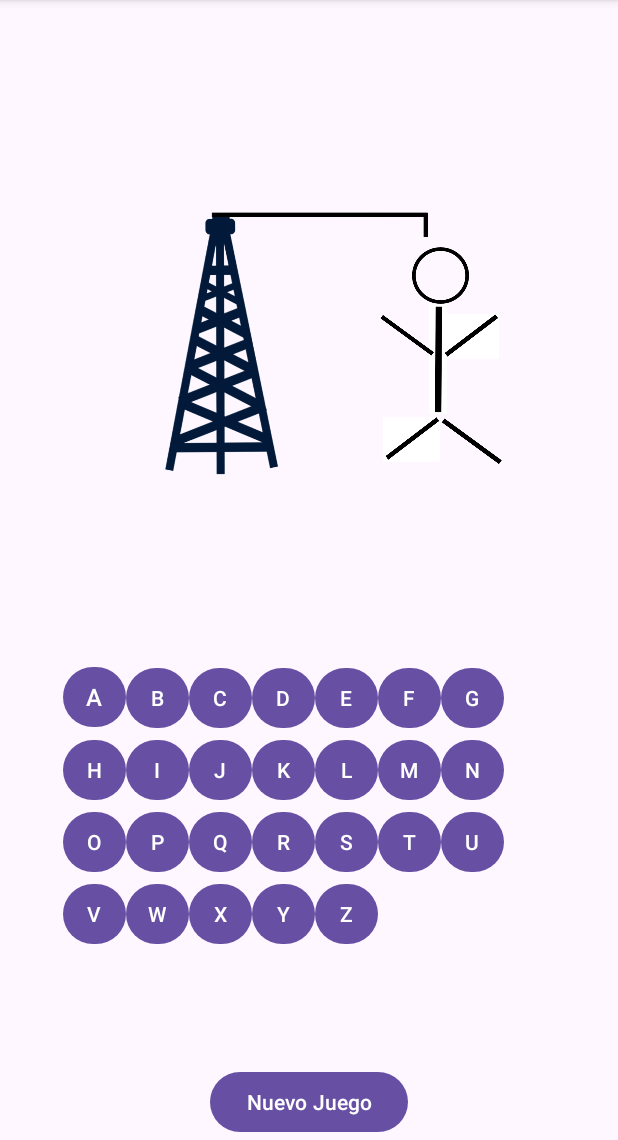
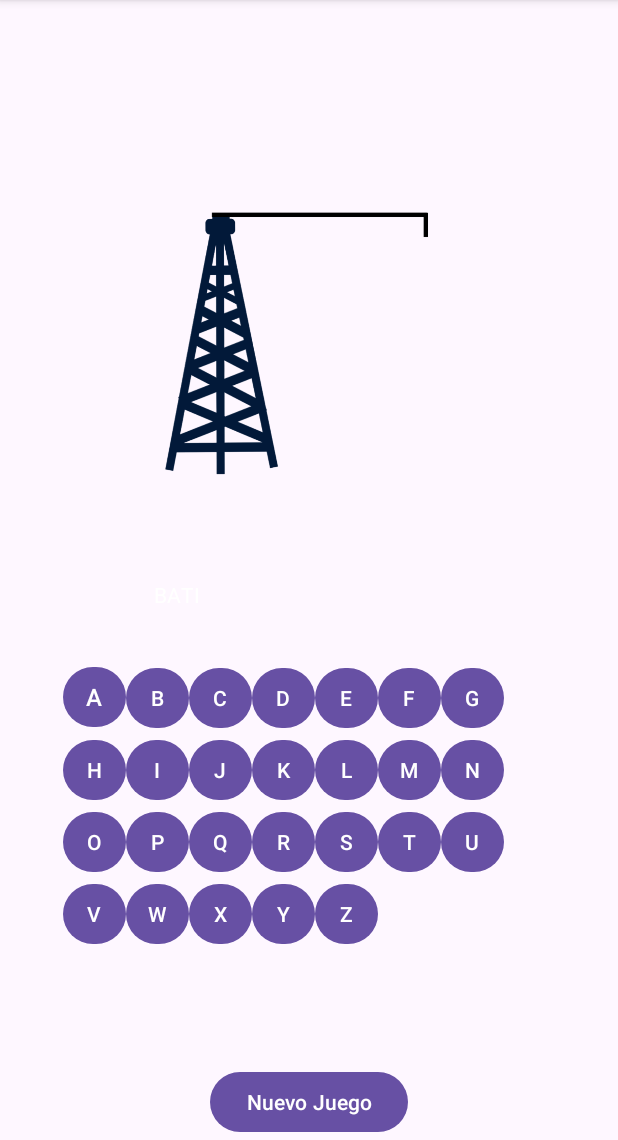
Before and after one commit to lucho2000/Lab1_20171198, an Android app: the MainActivity2 screen opened directly, with no data from a screen before it, on a phone screen of 412 x 824 dp, the part 96-1236 px from its top. Run offline under Robolectric (Android 15) with nearby library versions, the phone set to English and light mode, and no system bars.

Commit message:
juego finalizado con estadisticas a medias

```diff
--- a/app/src/main/java/com/example/lab1_20171198/MainActivity.java
+++ b/app/src/main/java/com/example/lab1_20171198/MainActivity.java
@@ -44,6 +44,8 @@ public class MainActivity extends AppCompatActivity {
     public void inicioJuego(View view){
 
         Intent intent = new Intent(MainActivity.this , MainActivity2.class);
+
+        intent.putExtra("tiempo inicial", System.currentTimeMillis()/1000);
         startActivity(intent);
 
 
--- a/app/src/main/java/com/example/lab1_20171198/MainActivity2.java
+++ b/app/src/main/java/com/example/lab1_20171198/MainActivity2.java
@@ -1,5 +1,7 @@
 package com.example.lab1_20171198;
 
+import androidx.activity.result.ActivityResultLauncher;
+import androidx.activity.result.contract.ActivityResultContracts;
 import androidx.annotation.NonNull;
 import androidx.appcompat.app.AlertDialog;
 import androidx.appcompat.app.AppCompatActivity;
@@ -8,6 +10,7 @@ import android.content.DialogInterface;
 import android.content.Intent;
 import android.graphics.Color;
 import android.os.Bundle;
+import android.os.Handler;
 import android.util.Log;
 import android.view.ContextMenu;
 import android.view.Gravity;
@@ -15,12 +18,16 @@ import android.view.Menu;
 import android.view.MenuItem;
 import android.view.View;
 import android.view.ViewGroup;
+import android.widget.Button;
 import android.widget.GridLayout;
 import android.widget.GridView;
 import android.widget.ImageView;
 import android.widget.LinearLayout;
 import android.widget.TextView;
+import android.widget.Toast;
 
+import java.util.ArrayList;
+import java.util.Arrays;
 import java.util.Random;
 
 public class MainActivity2 extends AppCompatActivity {
@@ -46,17 +53,28 @@ public class MainActivity2 extends AppCompatActivity {
     private int numPartes = 6;
     private int indiceParteActual;
 
+    private Handler handler;
+    private Runnable runnable;
+    private int segundosTranscurridos;
+
+    private Long tiempo_inicio;
+
+    private ArrayList<String> arrayEstadisticas;
+
     @Override
     protected void onCreate(Bundle savedInstanceState) {
         super.onCreate(savedInstanceState);
         setContentView(R.layout.activity_main2);
 
+        tiempo_inicio = getIntent().getLongExtra("tiempo inicial", 0 ); //recibo el tiempo del principal
+
         //obteniendo el arreglo de palabras del directorio values y almacenarlo en el arreglo creado
         palabras=getResources().getStringArray(R.array.words);
+        Log.d("palabras para adivinar", Arrays.toString(palabras));
         palabraLay = findViewById(R.id.contenedorLineas);
         gridLayout = findViewById(R.id.gridLayout); //para las letras
         random = new Random();
-
+        arrayEstadisticas = new ArrayList<>();
 
 
         partesImagenes = new ImageView[6];
@@ -73,6 +91,15 @@ public class MainActivity2 extends AppCompatActivity {
 
         logicaJuego();
 
+        Button button = findViewById(R.id.button28);
+        button.setOnClickListener(view -> {
+            //Intent intent = new Intent(MainActivity2.this, MainActivity.class);
+            //startActivity(intent);
+            //para regresar al MainActivity ya creado
+            finish();
+        });
+
+
 
 
     }
@@ -85,13 +112,14 @@ public class MainActivity2 extends AppCompatActivity {
 
         caracteresViews = new TextView[palabraActual.length()];
 
+        palabraLay.removeAllViews();
         for (int i = 0; i < palabraActual.length() ; i++) {
             caracteresViews[i] = new TextView(this); //creando el primer textView para la prim. letra
-            caracteresViews[i].setText(palabraActual.charAt(i));  //obteniendo la primera letra de la palabra
+            caracteresViews[i].setText(""+palabraActual.charAt(i));  //obteniendo la primera letra de la palabra
             caracteresViews[i].setLayoutParams( new ViewGroup.LayoutParams( ViewGroup.LayoutParams.WRAP_CONTENT, ViewGroup.LayoutParams.WRAP_CONTENT  )  );
             caracteresViews[i].setGravity(Gravity.CENTER);
             caracteresViews[i].setTextColor(Color.WHITE);
-            caracteresViews[i].setBackgroundResource(R.color.black);
+            //caracteresViews[i].setBackgroundResource(R.color.black);
             palabraLay.addView(caracteresViews[i]);
 
         }
@@ -101,6 +129,9 @@ public class MainActivity2 extends AppCompatActivity {
         numCorrectos=0;
         charCorrectos=palabraActual.length();
         indiceParteActual=0;
+        for (int i = 0; i < numPartes; i++) {
+            partesImagenes[i].setVisibility(View.INVISIBLE);
+        }
 
 
     }
@@ -128,9 +159,10 @@ public class MainActivity2 extends AppCompatActivity {
 
             if (numCorrectos == charCorrectos){ //si el numero de rptas correctas es igual al tamaño de la palabra
                 deshabilitarBotones();
-                AlertDialog.Builder builder= new AlertDialog.Builder(this);
+                Long tiempo_final_gana = System.currentTimeMillis()/1000;
+                /*AlertDialog.Builder builder= new AlertDialog.Builder(this);
                 builder.setTitle("ganaste");
-                builder.setMessage("felicidades\n\nla respuesta era" +palabraActual);
+                builder.setMessage("felicidades\n\nla respuesta era " +palabraActual);
                 builder.setPositiveButton("nuevo juego", new DialogInterface.OnClickListener() {
                     @Override
                     public void onClick(DialogInterface dialogInterface, int i) {
@@ -138,13 +170,22 @@ public class MainActivity2 extends AppCompatActivity {
                     }
                 });
                 builder.setNegativeButton("salir", (dialogInterface, i) -> MainActivity2.this.finish());
-                builder.show();
-            } else if (indiceParteActual < numPartes) {
+                builder.show();*/
+
+                TextView resultado =  findViewById(R.id.textViewResultado);
+                resultado.setVisibility(View.VISIBLE);
+
+                resultado.setText("Ganó / Terminó en " + (String.valueOf(tiempo_final_gana - tiempo_inicio )) + "segundos");
+                arrayEstadisticas.add("Terminó en " + (String.valueOf(tiempo_final_gana - tiempo_inicio )) + "segundos");
+
+            }
+        }else if (indiceParteActual < numPartes) {
             partesImagenes[indiceParteActual].setVisibility(View.VISIBLE);
             indiceParteActual++;
         }else {
             deshabilitarBotones();
-                AlertDialog.Builder builder= new AlertDialog.Builder(this);
+            Long tiempo_final_pierde = System.currentTimeMillis()/1000;
+            /*AlertDialog.Builder builder= new AlertDialog.Builder(this);
             builder.setTitle("perdiste");
             builder.setMessage("felicidades\n\nla respuesta era" +palabraActual);
 
@@ -155,10 +196,13 @@ public class MainActivity2 extends AppCompatActivity {
                 }
             });
             builder.setNegativeButton("salir", (dialogInterface, i) -> MainActivity2.this.finish());
-                builder.show();
+            builder.show();*/
+            TextView resultado =  findViewById(R.id.textViewResultado);
+            resultado.setVisibility(View.VISIBLE);
+            resultado.setText("perdió / Termino en "+ (String.valueOf(tiempo_final_pierde - tiempo_inicio )) + "segundos");
+            arrayEstadisticas.add("Termino en "+ (String.valueOf(tiempo_final_pierde - tiempo_inicio )) + "segundos");
         }
 
-        }
 
     }
 
@@ -168,6 +212,8 @@ public class MainActivity2 extends AppCompatActivity {
         for (int i = 0; i < gridLayout.getChildCount(); i++) {
             gridLayout.getChildAt(i).setEnabled(false);
         }
+
+
     }
 
     @Override
@@ -186,11 +232,27 @@ public class MainActivity2 extends AppCompatActivity {
 
         if (idEstad == R.id.estadistica ){
             Intent intent = new Intent(MainActivity2.this, EstaditicasActivity3.class);
-            startActivity(intent);
+            intent.putExtra("estadisticas", arrayEstadisticas);
+            launcher.launch(intent);
             return true;
         }
 
         return super.onOptionsItemSelected(item);
 
     }
+
+
+    ActivityResultLauncher<Intent> launcher = registerForActivityResult(
+            new ActivityResultContracts.StartActivityForResult(),
+            result -> {
+
+                if (result.getResultCode() == RESULT_OK) { //validacion
+                    Intent data = result.getData(); //obtener la data del activity 3 con el result.getData()
+                    String tiempo_3 = data.getStringExtra("tiempo_inicial_3"); //llega como tipo string
+
+                    tiempo_inicio= Long.valueOf(tiempo_3);
+
                 }
+            }
+    );
+}
--- a/app/src/main/res/layout/activity_main2.xml
+++ b/app/src/main/res/layout/activity_main2.xml
@@ -253,7 +253,7 @@
         android:layout_marginEnd="90dp"
         app:layout_constraintEnd_toEndOf="parent"
         app:layout_constraintTop_toTopOf="@+id/imageView4"
-
+        android:visibility="invisible"
         app:srcCompat="@drawable/head1" />
 
     <ImageView
@@ -262,6 +262,7 @@
         android:layout_height="73dp"
         android:layout_marginEnd="102dp"
         app:layout_constraintEnd_toEndOf="parent"
+        android:visibility="invisible"
         app:layout_constraintTop_toBottomOf="@+id/cabeza"
 
         app:srcCompat="@drawable/torso" />
@@ -274,6 +275,7 @@
         android:layout_marginEnd="76dp"
         app:layout_constraintEnd_toEndOf="parent"
         app:layout_constraintTop_toTopOf="parent"
+        android:visibility="invisible"
         app:srcCompat="@drawable/brazo_dere_pier_izq" />
 
     <ImageView
@@ -282,6 +284,7 @@
         android:layout_height="34dp"
         app:layout_constraintEnd_toStartOf="@+id/pierna_dere"
         app:layout_constraintTop_toBottomOf="@+id/torso"
+        android:visibility="invisible"
         app:srcCompat="@drawable/brazo_dere_pier_izq" />
 
     <ImageView
@@ -293,6 +296,7 @@
         app:layout_constraintHorizontal_bias="1.0"
         app:layout_constraintStart_toStartOf="parent"
         app:layout_constraintTop_toTopOf="parent"
+        android:visibility="invisible"
         app:srcCompat="@drawable/brazo_izq_pierna_dere" />
 
     <ImageView
@@ -302,7 +306,19 @@
         android:layout_marginEnd="76dp"
         app:layout_constraintEnd_toEndOf="parent"
         app:layout_constraintTop_toBottomOf="@+id/torso"
+        android:visibility="invisible"
         app:srcCompat="@drawable/brazo_izq_pierna_dere" />
+
+    <TextView
+        android:id="@+id/textViewResultado"
+        android:layout_width="wrap_content"
+        android:layout_height="wrap_content"
+        android:layout_marginBottom="24dp"
+        android:text="TextView"
+        android:visibility="invisible"
+        app:layout_constraintBottom_toTopOf="@+id/button28"
+        app:layout_constraintEnd_toEndOf="parent"
+        app:layout_constraintStart_toStartOf="parent" />
 
 
 </androidx.constraintlayout.widget.ConstraintLayout>
--- a/app/src/main/res/values/arrays.xml
+++ b/app/src/main/res/values/arrays.xml
@@ -1,13 +1,13 @@
 <?xml version="1.0" encoding="utf-8"?>
 <resources>
 
-    <string-array name="words" translatable="false" >
-        <item name="REDES" type="string" />
-        <item name="PROPA" type="string" />
-        <item name="TELITO" type="string" />
-        <item name="TELECO" type="string" />
-        <item name="BATI" type="string" />
-        <item name="PUCP" type="string" />
+    <string-array name="words" >
+        <item> REDES</item>
+        <item> PROPA</item>
+        <item> TELITO</item>
+        <item> TELECO </item>
+        <item> BATI </item>
+        <item> PUCP</item>
 
     </string-array>
 
```
Also changed, not shown: app/src/main/java/com/example/lab1_20171198/EstaditicasActivity3.java (+30 -0 lines), app/src/main/res/layout/activity_estaditicas3.xml (+20 -6 lines). Lines whose indentation alone changed are shown as unchanged.
